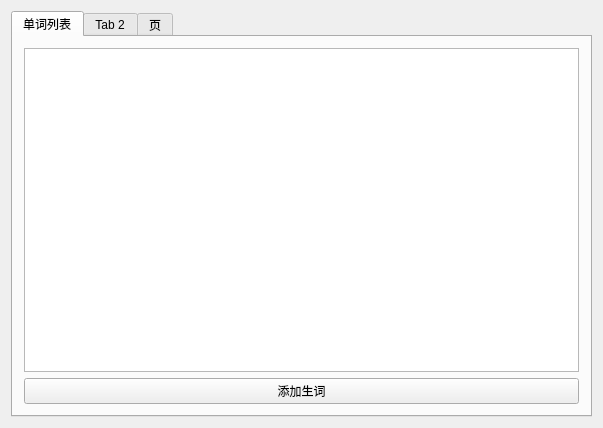
First picture: the form in mainwindow.ui, repository xuruoyu/untitled, before the edit.
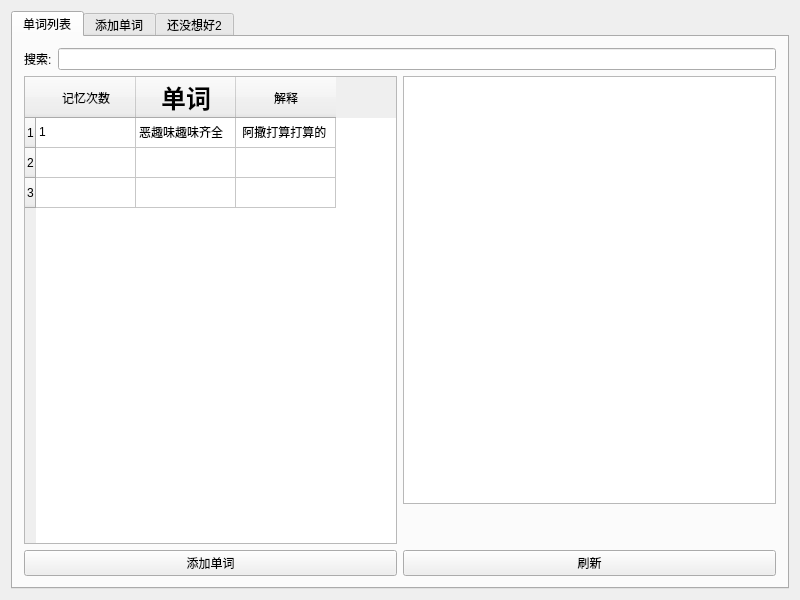
Second picture: the form after the edit.

```diff
--- a/mainwindow.ui
+++ b/mainwindow.ui
@@ -6,8 +6,8 @@
    <rect>
     <x>0</x>
     <y>0</y>
-    <width>603</width>
-    <height>428</height>
+    <width>800</width>
+    <height>600</height>
    </rect>
   </property>
   <property name="windowTitle">
@@ -25,26 +25,132 @@
         <string>单词列表</string>
        </attribute>
        <layout class="QGridLayout" name="gridLayout_2">
-        <item row="0" column="0">
-         <widget class="QTableWidget" name="tableWidget"/>
+        <item row="1" column="0" colspan="2">
+         <layout class="QHBoxLayout" name="horizontalLayout">
+          <item>
+           <widget class="QLabel" name="label">
+            <property name="text">
+             <string>搜索:</string>
+            </property>
+           </widget>
+          </item>
+          <item>
+           <widget class="QLineEdit" name="lineEdit"/>
+          </item>
+         </layout>
         </item>
-        <item row="1" column="0">
-         <widget class="QPushButton" name="pushButton">
-          <property name="text">
-           <string>添加生词</string>
-          </property>
+        <item row="7" column="0" rowspan="2" colspan="2">
+         <layout class="QGridLayout" name="gridLayout_3">
+          <item row="0" column="0">
+           <widget class="QPushButton" name="pushButton_add_new_word">
+            <property name="text">
+             <string>添加单词</string>
+            </property>
+           </widget>
+          </item>
+          <item row="0" column="1">
+           <widget class="QPushButton" name="pushButton_refresh">
+            <property name="text">
+             <string>刷新</string>
+            </property>
+           </widget>
+          </item>
+         </layout>
+        </item>
+        <item row="4" column="1">
+         <widget class="QListWidget" name="listWidget_sample"/>
+        </item>
+        <item row="5" column="1">
+         <layout class="QGridLayout" name="gridLayout_4">
+          <item row="0" column="0">
+           <widget class="QLabel" name="label_word">
+            <property name="text">
+             <string/>
+            </property>
+           </widget>
+          </item>
+          <item row="1" column="0" colspan="2">
+           <widget class="QLabel" name="label_explain">
+            <property name="text">
+             <string/>
+            </property>
+           </widget>
+          </item>
+          <item row="0" column="1">
+           <widget class="QLabel" name="label_mem_time">
+            <property name="text">
+             <string/>
+            </property>
+           </widget>
+          </item>
+         </layout>
+        </item>
+        <item row="4" column="0" rowspan="2">
+         <widget class="QTableWidget" name="tableWidget_word_list">
+          <row>
+           <property name="text">
+            <string>1</string>
+           </property>
+          </row>
+          <row>
+           <property name="text">
+            <string>2</string>
+           </property>
+          </row>
+          <row>
+           <property name="text">
+            <string>3</string>
+           </property>
+          </row>
+          <column>
+           <property name="text">
+            <string>记忆次数</string>
+           </property>
+          </column>
+          <column>
+           <property name="text">
+            <string>单词</string>
+           </property>
+           <property name="font">
+            <font>
+             <pointsize>19</pointsize>
+             <weight>75</weight>
+             <bold>true</bold>
+            </font>
+           </property>
+          </column>
+          <column>
+           <property name="text">
+            <string>解释</string>
+           </property>
+          </column>
+          <item row="0" column="0">
+           <property name="text">
+            <string>1</string>
+           </property>
+          </item>
+          <item row="0" column="1">
+           <property name="text">
+            <string>恶趣味趣味齐全</string>
+           </property>
+          </item>
+          <item row="0" column="2">
+           <property name="text">
+            <string> 阿撒打算打算的</string>
+           </property>
+          </item>
          </widget>
         </item>
        </layout>
       </widget>
       <widget class="QWidget" name="tab_2">
        <attribute name="title">
-        <string>Tab 2</string>
+        <string>添加单词</string>
        </attribute>
       </widget>
       <widget class="QWidget" name="tab_3">
        <attribute name="title">
-        <string>页</string>
+        <string>还没想好2</string>
        </attribute>
       </widget>
      </widget>
```
Left out of the diff: 4 changed lines with no effect on the pictures.
